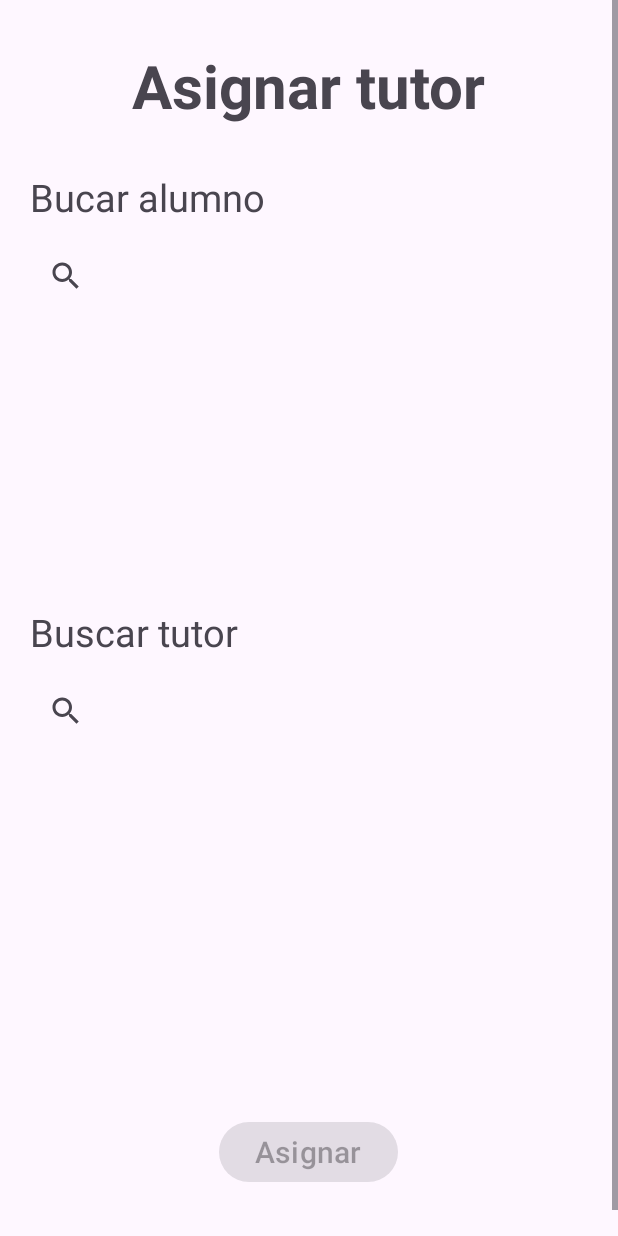
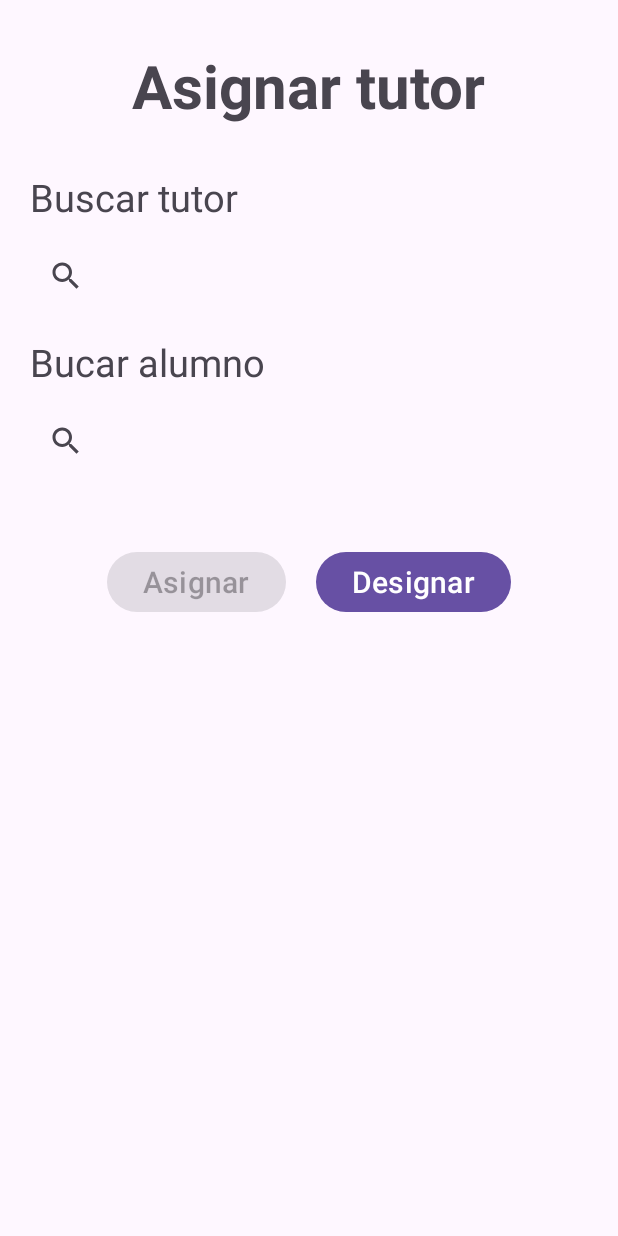
Before and after one commit to DiegoWitron234/KindersControl, an Android app: the Tutorizacion screen opened directly, with no data from a screen before it, on a phone screen of 412 x 824 dp. Run offline under Robolectric (Android 15) with nearby library versions, the light colour scheme and no system bars; our stand-ins replace Firebase (no records; nobody signed in at launch, a user with empty details on screens opened directly).

Commit message:
Version Beta 0.0.7: Actualización de clase Tutorizacion

```diff
--- a/app/src/main/java/com/miraimx/kinderscontrol/RecyclerViewHolder.kt
+++ b/app/src/main/java/com/miraimx/kinderscontrol/RecyclerViewHolder.kt
@@ -25,5 +25,6 @@ class RecyclerViewHolder(view: View) : RecyclerView.ViewHolder(view) {
             }
             onClickListener()
         }
+
     }
 }
--- a/app/src/main/java/com/miraimx/kinderscontrol/Tutorizacion.kt
+++ b/app/src/main/java/com/miraimx/kinderscontrol/Tutorizacion.kt
@@ -30,7 +30,8 @@ class Tutorizacion : AppCompatActivity() {
     data class Usuario(
         val id: String,
         val nombre: String,
-        var seleccionado: Boolean
+        var seleccionado: Boolean,
+        var usuario: String
     )
 
     override fun onCreate(savedInstanceState: Bundle?) {
@@ -112,7 +113,7 @@ class Tutorizacion : AppCompatActivity() {
                         val id = usuario.child(atributoId).getValue(String::class.java)
                         val nombreUsuario = usuario.child(atributoNombre).getValue(String::class.java)
                         if (nombreUsuario != null && id != null) {
-                            val usuarioDatos = Usuario(id, nombreUsuario, false)
+                            val usuarioDatos = Usuario(id, nombreUsuario, false, tabla)
                             lista.add(usuarioDatos)
                         }
                     }
@@ -129,21 +130,15 @@ class Tutorizacion : AppCompatActivity() {
     private fun initRecyclerView(ryAlumnos: RecyclerView, ryTutores: RecyclerView) {
         val managerAlumnos = LinearLayoutManager(this)
         val managerTutores = LinearLayoutManager(this)
-        //val observerAlumno = AdapterObserver(ryAlumnos)
-        //val observerTutores = AdapterObserver(ryTutores)
 
         ryAlumnos.layoutManager = managerAlumnos
         recyclerAdapterAlumnos = RecyclerViewAdapter(alumnoLista) { selectLister() }
-        //recyclerAdapterAlumnos.registerAdapterDataObserver(observerAlumno)
         ryAlumnos.adapter = recyclerAdapterAlumnos
 
         ryTutores.layoutManager = managerTutores
         recyclerAdapterTutores = RecyclerViewAdapter(tutoresLista) { selectLister() }
-        //recyclerAdapterTutores.registerAdapterDataObserver(observerTutores)
         ryTutores.adapter = recyclerAdapterTutores
 
-        //recyclerAdapterAlumnos.notifyDataSetChanged()
-        //recyclerAdapterTutores.notifyDataSetChanged()
     }
 
 
@@ -218,6 +213,10 @@ class Tutorizacion : AppCompatActivity() {
         btnAsignar.isEnabled = esAlumnoSeleccionado && esTutorSeleccionado
     }
 
+    private fun eliminarTutorizacion(){
+       // val database = FirebaseDatabase.getInstance().reference.child(tabla)
+    }
+
     private fun btnAsignar() {
         btnAsignar.setOnClickListener {
             mostrarConfirmacion()
--- a/app/src/main/res/layout/activity_panel_admin.xml
+++ b/app/src/main/res/layout/activity_panel_admin.xml
@@ -30,7 +30,7 @@
         android:layout_width="wrap_content"
         android:layout_height="wrap_content"
         android:layout_marginTop="60dp"
-        android:text="Asignar Tutorias"
+        android:text="Administrar Tutorias"
         android:layout_gravity="center"
         />
 
@@ -42,6 +42,7 @@
         android:layout_gravity="center"
         android:layout_marginTop="60dp"
         />
+
     <Button
         android:id="@+id/btnRegistroSalida"
         android:layout_width="wrap_content"
@@ -50,6 +51,7 @@
         android:layout_gravity="center"
         android:layout_marginTop="60dp"
         />
+
     <Button
         android:id="@+id/btnCerrarSesion"
         android:layout_width="wrap_content"
@@ -58,4 +60,5 @@
         android:text="Cerrar Sesión"
         android:layout_gravity="center"
         />
+
 </LinearLayout>
--- a/app/src/main/res/layout/activity_tutorizacion.xml
+++ b/app/src/main/res/layout/activity_tutorizacion.xml
@@ -15,9 +15,34 @@
             style="@style/tvTitulos1"
             android:text="Asignar tutor" />
 
+
         <TextView
             style="@style/tvTitulos2"
-            android:text="Bucar alumno" />
+            android:text="Buscar tutor"
+            />
+
+
+        <SearchView
+            android:id="@+id/buscarTutor"
+            android:layout_width="match_parent"
+            android:layout_height="40dp"
+            android:queryHint="Nombre"/>
+        <RelativeLayout
+            android:layout_width="wrap_content"
+            android:layout_height="match_parent"
+            android:maxHeight="200dp"
+            >
+
+            <androidx.recyclerview.widget.RecyclerView
+                android:id="@+id/rvTutores"
+                android:layout_width="match_parent"
+                android:layout_height="wrap_content"/>
+        </RelativeLayout>
+
+        <TextView
+            style="@style/tvTitulos2"
+            android:text="Bucar alumno"
+            android:layout_marginTop="20dp"/>
 
         <SearchView
             android:id="@+id/buscarAlumno"
@@ -25,35 +50,36 @@
             android:layout_height="40dp"
             android:queryHint="Matricula o nombre"/>
 
+        <RelativeLayout
+            android:layout_width="match_parent"
+            android:layout_height="wrap_content"
+            android:maxHeight="200dp"
+            >
             <androidx.recyclerview.widget.RecyclerView
                 android:id="@+id/rvAlumnos"
                 android:layout_width="match_parent"
-            android:layout_height="200dp"
+                 android:layout_height="wrap_content"
                 />
+        </RelativeLayout>
 
-        <TextView
-            style="@style/tvTitulos2"
-            android:text="Buscar tutor" />
-
-
-        <SearchView
-            android:id="@+id/buscarTutor"
-            android:layout_width="match_parent"
-            android:layout_height="40dp"
-            android:queryHint="Nombre"/>
-
-        <androidx.recyclerview.widget.RecyclerView
-            android:id="@+id/rvTutores"
-            android:layout_width="match_parent"
-            android:layout_height="200dp"
-            />
-
+        <LinearLayout
+            android:layout_width="wrap_content"
+            android:layout_height="wrap_content"
+            android:layout_gravity="center">
             <Button
                 android:id="@+id/btnAsignar"
                 android:layout_gravity="center"
                 android:text="Asignar"
-            android:layout_margin="50dp"
+                android:layout_marginVertical="50dp"
+                android:layout_marginRight="20dp"
                 style="@style/boton"/>
+            <Button
+                android:id="@+id/btnDeasignar"
+                android:layout_gravity="center"
+                android:text="Designar"
+                android:layout_marginVertical="50dp"
+                style="@style/boton"/>
+        </LinearLayout>
 
     </LinearLayout>
 </ScrollView>
--- a/app/src/main/res/layout/list_item_alumnos.xml
+++ b/app/src/main/res/layout/list_item_alumnos.xml
@@ -12,7 +12,7 @@
             android:layout_width="match_parent"
             android:layout_height="50dp"
             android:textSize="18sp"
-            android:layout_weight="0.5"/>
+            android:layout_weight="0.25"/>
     </LinearLayout>
 
 </androidx.cardview.widget.CardView>
```
Lines whose indentation alone changed are shown as unchanged.
